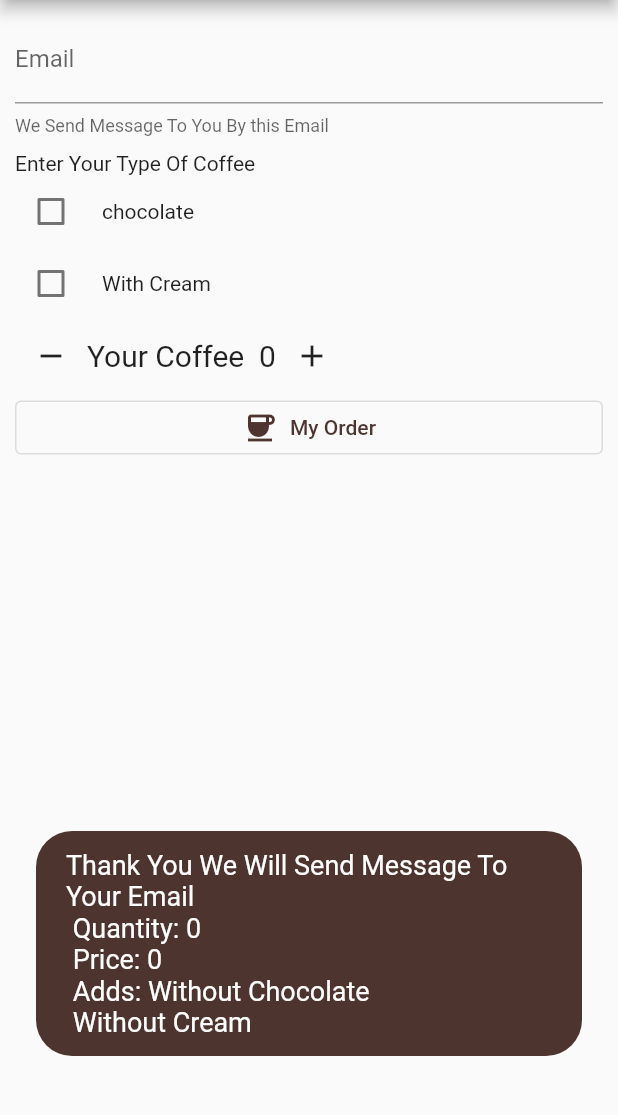
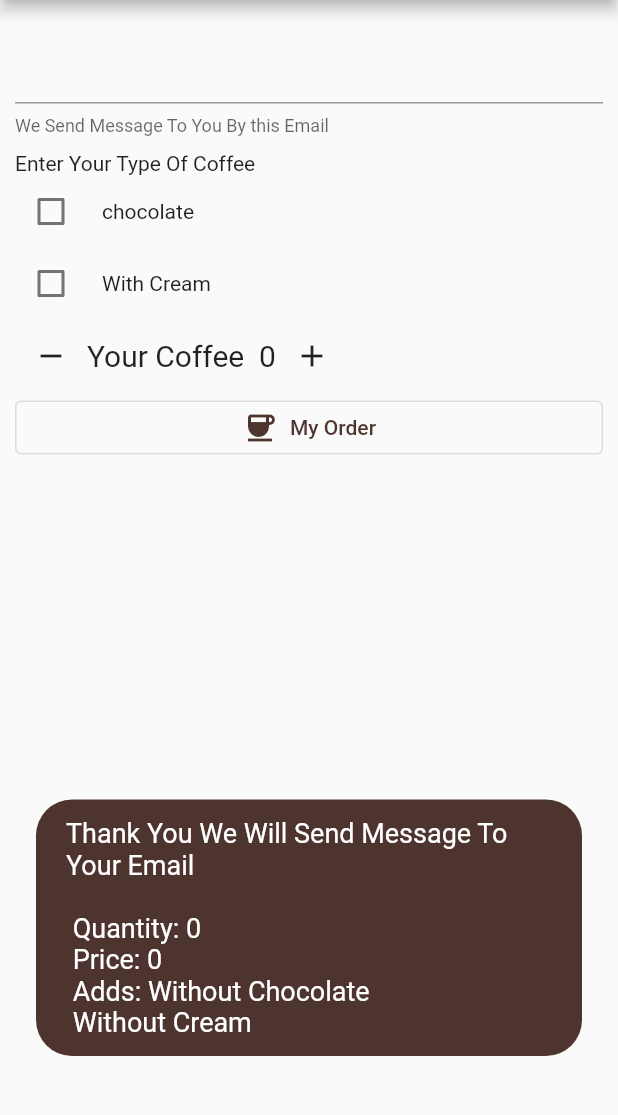
Before and after one commit to YossefHussein/coffee_machine_flutter, a Flutter app: the screen it shows after launch, after a tap on "My Order", on a phone screen of 412 x 824 dp, the part 84-1199 px from its top. Run offline on Flutter 3.47's test engine with Material 2 defaults, Android fonts, the light colour scheme and no system bars; our stand-ins replace fluttertoast, google_fonts; Roboto replaces fonts that are missing (Pangolin).

Commit message:
Initial commit

```diff
--- a/lib/screens/main_screen.dart
+++ b/lib/screens/main_screen.dart
@@ -1,3 +1,7 @@
+import 'dart:collection';
+
+import 'package:coffee_machine_flutter/style/app_style.dart';
+import 'package:coffee_machine_flutter/widget/input_email.dart';
 import 'package:flutter/material.dart';
 import 'package:fluttertoast/fluttertoast.dart';
 
@@ -16,47 +20,13 @@ class _MainScreenState extends State<MainScreen> {
   int quantity = 0;
   int price = 20;
   TextEditingController controller = TextEditingController();
-
-  quantityNotToZero() {
-    if (quantity == 0) {
-      quantity = quantity + 1;
-      return;
-    }
-  }
-
-  /// showToast it function for send for user message
-  showToast() {
-    /// remove error if quantity = 0
-    if (quantity == 0) {
-      setState(() {
-        chocolateCheckedPrice = 0;
-        withCreamCheckedPrice = 0;
-        print('It Run 1');
-      });
-    }
-
-    /// toast message
-    Fluttertoast.showToast(
-      msg: "Thank You We Will Send Message To Your Email"
-          "\n Quantity: $quantity "
-          "\n Price: ${quantity >= 1 && isWithCreamChecked == true && isChocolateChecked == true ? withCreamCheckedPrice + quantity * price : quantity * price} "
-          "\n Adds: ${isChocolateChecked == true ? 'Chocolate' : 'Without Chocolate'} "
-          "\n ${isWithCreamChecked == true ? 'and Cream' : 'Without Cream'} ",
-      toastLength: Toast.LENGTH_LONG,
-      gravity: ToastGravity.BOTTOM,
-      timeInSecForIosWeb: 5,
-      backgroundColor: Colors.brown[800],
-      textColor: Colors.white,
-      fontSize: 18.0,
-    );
-  }
-
+  var str = '';
   @override
   Widget build(BuildContext context) {
     return Scaffold(
       appBar: AppBar(
         centerTitle: true,
-        backgroundColor: Colors.brown[800],
+        backgroundColor: kMainColor,
         title: const Text('CoffeeMachine'),
         actions: const [
           Padding(
@@ -76,22 +46,20 @@ class _MainScreenState extends State<MainScreen> {
                   mainAxisAlignment: MainAxisAlignment.start,
                   crossAxisAlignment: CrossAxisAlignment.start,
                   children: [
-                    TextField(
-                      decoration: InputDecoration(
-                        fillColor: Colors.brown[900],
-                        helperText: 'We Send Message To You By this Email',
-                        hintText: 'yourEmail@gmail.com',
-                        label: const Text('Email'),
-                      ),
-                      onChanged: (value) {
-                        print("The value entered is : $value");
-                      },
-                      keyboardType: TextInputType.emailAddress,
+                    /// Email
+                    InputEmail(
+                      color: kMainColor,
+                      helpText: 'We Send Message To You By this Email',
+                      hintText: 'yourEmail@gmail.com',
+                      labelText: Text('$str'),
+                      inputType: TextInputType.emailAddress,
+                      controller: controller,
                     ),
                     const SizedBox(
                       height: 10,
                     ),
                     const Text('Enter Your Type Of Coffee'),
+                    /// type of coffee
                     Row(
                       children: [
                         Checkbox(
@@ -154,11 +122,9 @@ class _MainScreenState extends State<MainScreen> {
               ),
               OutlinedButton.icon(
                 style: ButtonStyle(
-                  foregroundColor: MaterialStateProperty.all(Colors.brown[800]),
+                  foregroundColor: MaterialStateProperty.all(kMainColor),
                 ),
-                onPressed: () {
-                  showToast();
-                },
+                onPressed: () => showToast(),
                 icon: const Icon(
                   Icons.coffee,
                 ),
@@ -170,4 +136,43 @@ class _MainScreenState extends State<MainScreen> {
       ),
     );
   }
+
+  quantityNotToZero() {
+    if (quantity == 0) {
+      quantity = quantity + 1;
+      return;
+    }
+  }
+
+  /// showToast it function for send for user message
+  showToast() {
+    /// remove error if quantity = 0
+    if (quantity == 0) {
+      setState(() {
+        chocolateCheckedPrice = 0;
+        withCreamCheckedPrice = 0;
+        print('It Run 1');
+      });
+    }
+
+    setState(() {
+      str = controller.text;
+    });
+
+    /// toast message
+    Fluttertoast.showToast(
+      msg: "Thank You We Will Send Message To Your Email"
+          "\n $str"
+          "\n Quantity: $quantity "
+          "\n Price: ${quantity >= 1 && isWithCreamChecked == true && isChocolateChecked == true ? withCreamCheckedPrice + quantity * price : quantity * price} "
+          "\n Adds: ${isChocolateChecked == true ? 'Chocolate' : 'Without Chocolate'} "
+          "\n ${isWithCreamChecked == true ? 'and Cream' : 'Without Cream'} ",
+      toastLength: Toast.LENGTH_LONG,
+      gravity: ToastGravity.BOTTOM,
+      timeInSecForIosWeb: 5,
+      backgroundColor: kMainColor,
+      textColor: kTextToastColor,
+      fontSize: 18.0,
+    );
+  }
 }
--- /dev/null
+++ b/lib/style/app_style.dart
@@ -0,0 +1,5 @@
+import 'package:flutter/material.dart';
+
+Color kMainColor = Colors.brown.shade800;
+Color kFrondColor =  Colors.brown.shade900;
+Color kTextToastColor = Colors.white;
--- /dev/null
+++ b/lib/widget/input_email.dart
@@ -0,0 +1,40 @@
+import 'package:flutter/material.dart';
+
+class InputEmail extends StatelessWidget {
+  final Color? color;
+
+  final String? helpText;
+
+  final String? hintText;
+
+  final Widget? labelText;
+
+  final TextInputType? inputType;
+  TextEditingController controller = TextEditingController();
+
+  InputEmail({
+    Key? key,
+    this.color,
+    this.helpText,
+    this.hintText,
+    this.labelText,
+    this.inputType,
+    required this.controller,
+  }) : super(key: key);
+
+  @override
+  Widget build(BuildContext context) {
+    return TextField(
+      decoration: InputDecoration(
+        fillColor: color,
+        helperText: helpText,
+        hintText: hintText,
+        label: labelText,
+      ),
+      onChanged: (value) {
+        print("The value entered is : $value");
+      },
+      keyboardType: inputType,
+    );
+  }
+}
--- a/pubspec.yaml
+++ b/pubspec.yaml
@@ -29,10 +29,6 @@ environment:
 dependencies:
   flutter:
     sdk: flutter
-
-
-  # The following adds the Cupertino Icons font to your application.
-  # Use with the CupertinoIcons class for iOS style icons.
   cupertino_icons: ^1.0.2
   fluttertoast: ^8.0.9
   google_fonts: ^2.3.1
```
Also changed, not shown: lib/widget/type_coffee.dart (added, +41 -0 lines), pubspec.lock.
